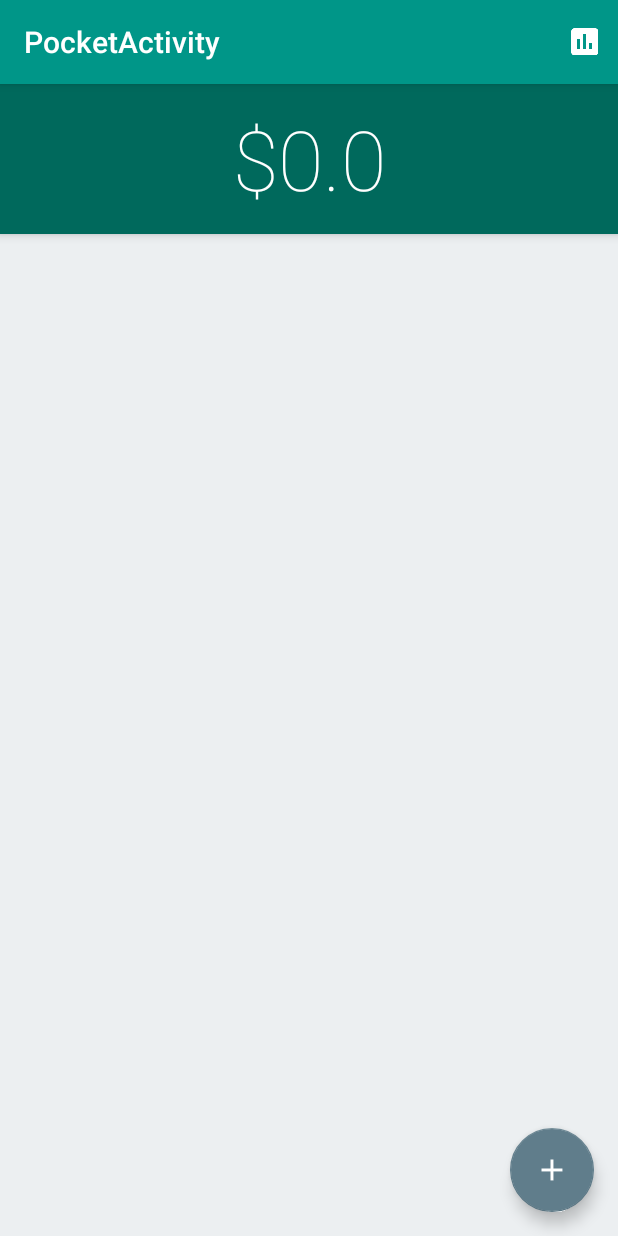
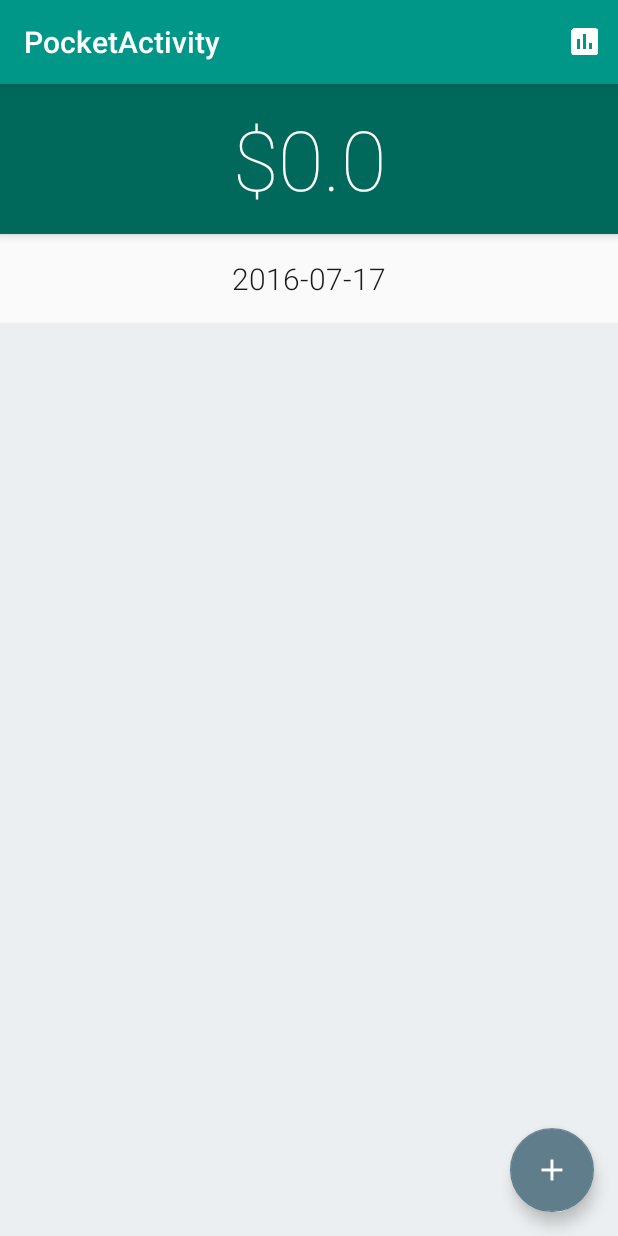
Before and after one commit to danifujii/Coute, an Android app: the PocketActivity screen opened directly, with no data from a screen before it, on a phone screen of 412 x 824 dp. Run offline under Robolectric (Android 15) with nearby library versions, the phone set to English and light mode, and no system bars; 2 statements that could not run were skipped.

Commit message:
Cambiado PocketActivity para mostrar las transacciones separadas por día.

```diff
--- a/app/build.gradle
+++ b/app/build.gradle
@@ -26,4 +26,5 @@ dependencies {
     compile 'com.android.support:design:23.4.0'
     compile 'com.android.support:cardview-v7:23.4.0'
     compile 'com.android.support:palette-v7:23.4.0'
+    compile 'com.android.support:support-v4:23.4.0'
 }
--- a/app/src/main/java/com/example/daniel/projectnutella/ExpensesActivity.java
+++ b/app/src/main/java/com/example/daniel/projectnutella/ExpensesActivity.java
@@ -70,7 +70,6 @@ public class ExpensesActivity extends AppCompatActivity {
             Log.d("UPDATE DATA",String.valueOf(c.getInt(0)));
             catsList.add(new Transaction(c.getString(0), "", 0, c.getInt(1), true));
         }
-        catsList.add(new Transaction("60","",0,1,true));
         catsList.add(new Transaction("60","",0,2,true));
         catsList.add(new Transaction("60","",0,3,true));
         catsList.add(new Transaction("60","",0,4,true));
--- a/app/src/main/java/com/example/daniel/projectnutella/PocketActivity.java
+++ b/app/src/main/java/com/example/daniel/projectnutella/PocketActivity.java
@@ -7,9 +7,13 @@ import android.graphics.PorterDuff;
 import android.os.Build;
 import android.os.Bundle;
 import android.support.design.widget.FloatingActionButton;
+import android.support.v4.app.Fragment;
+import android.support.v4.app.FragmentManager;
+import android.support.v4.app.FragmentStatePagerAdapter;
 import android.support.v4.app.NotificationCompat;
 import android.support.v4.app.TaskStackBuilder;
 import android.support.v4.content.ContextCompat;
+import android.support.v4.view.ViewPager;
 import android.support.v7.app.AlertDialog;
 import android.support.v7.app.AppCompatActivity;
 import android.support.v7.widget.LinearLayoutManager;
@@ -38,6 +42,7 @@ public class PocketActivity extends AppCompatActivity {
     private int pocketId;
     private AlertDialog dialogAddTrans;
     private RecyclerView rv;
+    private DbHelper db;
 
     @Override
     protected void onCreate(Bundle savedInstanceState) {
@@ -47,6 +52,7 @@ public class PocketActivity extends AppCompatActivity {
         Toolbar toolbar = (Toolbar) findViewById(R.id.toolbar);
         setSupportActionBar(toolbar);
 
+        //Setup FAB
         FloatingActionButton fab = (FloatingActionButton) findViewById(R.id.pocket_fab);
         if (fab != null)
             fab.setOnClickListener(new View.OnClickListener() {
@@ -56,27 +62,19 @@ public class PocketActivity extends AppCompatActivity {
                 }
             });
 
+        //Get Intent data
         Bundle extras = getIntent().getExtras();
         setTitle(extras.getString("TITLE"));
         pocketId = extras.getInt("ID");
 
-        DbHelper db = new DbHelper(this);
-        Cursor cursor = db.getTransactions(pocketId);
-        List<Transaction> transactions = new ArrayList<>();
-        while (cursor.moveToNext()){
-            transactions.add(new Transaction(cursor.getString(1),cursor.getString(3),
-                    cursor.getInt(4),cursor.getInt(5),cursor.getInt(2)>0));
-        }
+        db = new DbHelper(this);
+        //Get all transactions for setting the balance
+        setBalance();
 
-        rv = (RecyclerView) findViewById(R.id.history_recycler_view);
-        rv.setHasFixedSize(true);
-        LinearLayoutManager llm = new LinearLayoutManager(this);
-        llm.setOrientation(LinearLayoutManager.VERTICAL);
-        rv.setLayoutManager(llm);
-        rv.setAdapter(new TransactionAdapter(transactions,this));
+        //Setup the ViewPager
+        updateViewPager();
 
-        setBalance(transactions);
-
+        //Setup Expenses graphic button
         ImageButton catsDetailButton = (ImageButton)findViewById(R.id.cats_detail_button);
         if (catsDetailButton != null)
             catsDetailButton.setOnClickListener(new View.OnClickListener() {
@@ -97,12 +95,13 @@ public class PocketActivity extends AppCompatActivity {
             });
     }
 
-    public void setBalance(List<Transaction> transactions){
+    public void setBalance(){
+        Cursor cursor = db.getTransactions(pocketId);
         double net = 0.0;
-        for(Transaction t: transactions){
-            if (t.getIsIncome())
-                net = net + Double.valueOf(t.getAmount());
-            else net = net - Double.valueOf(t.getAmount());
+        while (cursor.moveToNext()){
+            if (cursor.getInt(2)>0)
+                net = net + Double.valueOf(cursor.getString(1));
+            else net = net - Double.valueOf(cursor.getString(1));
         }
         TextView balanceTV = (TextView)findViewById(R.id.amountTextView);
         if (balanceTV != null)
@@ -115,17 +114,14 @@ public class PocketActivity extends AppCompatActivity {
         builder.setPositiveButton(R.string.add_button, new DialogInterface.OnClickListener(){
             public void onClick(DialogInterface d, int id) {
                 if (dialogAddTrans != null) {
-                    SimpleDateFormat dateFormat = new SimpleDateFormat("yyyy-MM-dd HH:mm:ss");
-                    Date date = new Date();
-                    String fecha = dateFormat.format(date);
-                    DbHelper db = new DbHelper(PocketActivity.this);
+                    String fecha = getCurrenDate(true);
                     int nroCat = ((LinearLayout) dialogAddTrans.findViewById(R.id.layoutAmounts)).getChildCount();
                     int cat = catSelected(nroCat);
                     if ( cat != -1 && !(((EditText) dialogAddTrans.findViewById(R.id.amountET)).getText().toString().isEmpty())){
                         Transaction newT = new Transaction(((EditText) dialogAddTrans.findViewById(R.id.amountET)).getText().toString()
                                 ,fecha,pocketId,cat+1,isIncome());
                         db.insertTransaction(newT);
-                        updateRVAdapter();
+                        updateViewPager();
                     }
                     else {
                         Toast toast = Toast.makeText(PocketActivity.this,
@@ -164,19 +160,16 @@ public class PocketActivity extends AppCompatActivity {
         return false; //Retorno falso por defecto
     }
 
-    private void updateRVAdapter()
+    private void updateViewPager()
     {
-        List transactions = new ArrayList<>();
-        DbHelper db = new DbHelper(this);
-        Cursor cursor = db.getTransactions(pocketId);
-        while (cursor.moveToNext()){
-            transactions.add(new Transaction(cursor.getString(1),cursor.getString(3),
-                    cursor.getInt(4),cursor.getInt(5),cursor.getInt(2)>0));
+        ViewPager mPager = (ViewPager)findViewById(R.id.day_pager);
+        if (mPager != null) {
+            DayTransPagerAdapter dpa = new DayTransPagerAdapter(getSupportFragmentManager());
+            dpa.setDates(db.getDates(pocketId));
+            mPager.setAdapter(dpa);
+            mPager.setCurrentItem(dpa.getCount()-1);
         }
-        cursor.close();
-        rv.setAdapter(new TransactionAdapter(transactions,this));
-
-        setBalance(transactions);
+        setBalance();
     }
 
     public void incomeClick(View v){
@@ -185,4 +178,46 @@ public class PocketActivity extends AppCompatActivity {
             v.setSelected(true);
         }
     }
+
+    public String getCurrenDate(boolean withTime){
+        SimpleDateFormat dateFormat;
+        if (withTime)
+            dateFormat = new SimpleDateFormat("yyyy-MM-dd HH:mm:ss");
+        else dateFormat = new SimpleDateFormat("yyyy-MM-dd");
+        Date date = new Date();
+        return dateFormat.format(date);
+    }
+    private class DayTransPagerAdapter extends FragmentStatePagerAdapter{
+        private Cursor dates;
+
+        public DayTransPagerAdapter(FragmentManager fm){ super (fm); }
+
+        public void setDates(Cursor c) { dates = c; }
+
+        @Override
+        public Fragment getItem(int position) {
+            TransFragment tf = new TransFragment();
+            if (dates.moveToPosition(position)) {
+                String date = dates.getString(0);
+                DbHelper db = new DbHelper(PocketActivity.this);
+                Cursor c = db.getTransactions(pocketId,date);
+                List<Transaction> transactions = new ArrayList<>();
+                while (c.moveToNext()) {
+                    transactions.add(new Transaction(c.getString(1), c.getString(3),
+                            c.getInt(4), c.getInt(5), c.getInt(2) > 0));
+                }
+                tf.setDate(date,transactions);
+            }
+            else
+                tf.setDate(getCurrenDate(false),new ArrayList<Transaction>());
+            return tf;
+        }
+
+        @Override
+        public int getCount() {
+            if (dates.getCount() > 0)
+                return dates.getCount();
+            else return 1;
+        }
+    }
 }
--- /dev/null
+++ b/app/src/main/java/com/example/daniel/projectnutella/TransFragment.java
@@ -0,0 +1,87 @@
+package com.example.daniel.projectnutella;
+
+import android.content.Context;
+import android.net.Uri;
+import android.os.Bundle;
+import android.support.v4.app.Fragment;
+import android.support.v7.widget.LinearLayoutManager;
+import android.support.v7.widget.RecyclerView;
+import android.util.Log;
+import android.view.LayoutInflater;
+import android.view.View;
+import android.view.ViewGroup;
+import android.widget.TextView;
+
+import com.example.daniel.projectnutella.adapter.TransactionAdapter;
+import com.example.daniel.projectnutella.data.Transaction;
+
+import java.util.List;
+
+
+public class TransFragment extends Fragment {
+    private String date;
+    private List<Transaction> trans;
+    private OnFragmentInteractionListener mListener;
+
+    public TransFragment() {
+        // Required empty public constructor
+    }
+
+    public void setDate(String date, List<Transaction> transactions){
+        this.date = date;
+        this.trans = transactions;
+    }
+
+    @Override
+    public void onCreate(Bundle savedInstanceState) {
+        super.onCreate(savedInstanceState);
+    }
+
+    @Override
+    public View onCreateView(LayoutInflater inflater, ViewGroup container,
+                             Bundle savedInstanceState) {
+        // Inflate the layout for this fragment
+        View v = inflater.inflate(R.layout.fragment_trans, container, false);
+        ((TextView)v.findViewById(R.id.day_text_view)).setText(date);
+        RecyclerView rv = (RecyclerView)v.findViewById(R.id.history_recycler_view);
+        rv.setHasFixedSize(true);
+        LinearLayoutManager llm = new LinearLayoutManager(getActivity());
+        llm.setOrientation(LinearLayoutManager.VERTICAL);
+        rv.setLayoutManager(llm);
+        rv.setAdapter(new TransactionAdapter(trans,getActivity()));
+
+        return v;
+    }
+
+    @Override
+    public void onAttach(Context context) {
+        super.onAttach(context);
+        //if (context instanceof OnFragmentInteractionListener) {
+          //  mListener = (OnFragmentInteractionListener) context;
+        //} else {
+          //  throw new RuntimeException(context.toString()
+            //        + " must implement OnFragmentInteractionListener");
+        //}
+    }
+
+    @Override
+    public void onDetach() {
+        super.onDetach();
+        mListener = null;
+    }
+
+    /**
+     * This interface must be implemented by activities that contain this
+     * fragment to allow an interaction in this fragment to be communicated
+     * to the activity and potentially other fragments contained in that
+     * activity.
+     * <p/>
+     * See the Android Training lesson <a href=
+     * "http://developer.android.com/training/basics/fragments/communicating.html"
+     * >Communicating with Other Fragments</a> for more information.
+     */
+    public interface OnFragmentInteractionListener {
+        // TODO: Update argument type and name
+        void onFragmentInteraction(Uri uri);
+    }
+}
--- a/app/src/main/java/com/example/daniel/projectnutella/data/DbHelper.java
+++ b/app/src/main/java/com/example/daniel/projectnutella/data/DbHelper.java
@@ -137,14 +137,18 @@ public class DbHelper extends SQLiteOpenHelper {
         else return "";
     }
 
-    public int getCategoryId(String name){
-        Cursor cursor = getWritableDatabase().rawQuery("SELECT * FROM " + Tables.TABLE_NAME_CAT
-                + " WHERE " + Tables.COLUMN_CAT_NAME + "='" + name + "'", null);
-        if (cursor.getCount()>0) {
-            cursor.moveToFirst();
-            return Integer.valueOf(cursor.getString(1));
-        }
-        else return -1;
+    public Cursor getTransactions(int pocketId, String date){
+        return getWritableDatabase().rawQuery("SELECT * FROM " + Tables.TABLE_NAME_TRANS
+                + " WHERE " + Tables.COLUMN_TRANS_FK_POCKET + "='" + String.valueOf(pocketId)
+                + "' AND date(" + Tables.COLUMN_TRANS_DATE + ")='" + date + "'", null);
+    }
+
+    public Cursor getDates(int pocketId){
+        return getWritableDatabase().rawQuery("SELECT DISTINCT date("
+                + Tables.COLUMN_TRANS_DATE + ") FROM " + Tables.TABLE_NAME_TRANS
+                + " WHERE " + Tables.COLUMN_TRANS_FK_POCKET + "='" + String.valueOf(pocketId) + "'"
+                + " ORDER BY " + Tables.COLUMN_TRANS_DATE + " ASC"
+                ,null);
     }
 
     public void deletePocket(int id){
--- a/app/src/main/res/layout/content_pocket.xml
+++ b/app/src/main/res/layout/content_pocket.xml
@@ -5,6 +5,11 @@
     android:layout_height="match_parent"
     tools:context="com.example.daniel.projectnutella.PocketActivity"
     android:paddingTop="?actionBarSize">
+
+    <LinearLayout
+        android:layout_width="match_parent"
+        android:layout_height="match_parent"
+        android:orientation="vertical">
 
         <android.support.design.widget.AppBarLayout
             android:layout_width="match_parent"
@@ -26,13 +31,13 @@
 
         </android.support.design.widget.AppBarLayout>
 
-    <android.support.v7.widget.RecyclerView
-        android:id="@+id/history_recycler_view"
+        <android.support.v4.view.ViewPager
+            android:id="@+id/day_pager"
             android:layout_width="match_parent"
-        android:layout_height="match_parent"
-        android:scrollbars="vertical"
-        android:background="@color/colorBGGray"
-        app:layout_behavior="@string/appbar_scrolling_view_behavior"
-        />
+            android:layout_height="wrap_content">
+
+        </android.support.v4.view.ViewPager>
+
+    </LinearLayout>
 
 </android.support.design.widget.CoordinatorLayout>
--- /dev/null
+++ b/app/src/main/res/layout/fragment_trans.xml
@@ -0,0 +1,31 @@
+<LinearLayout xmlns:android="http://schemas.android.com/apk/res/android"
+    xmlns:tools="http://schemas.android.com/tools"
+    android:layout_width="match_parent"
+    android:layout_height="match_parent"
+    android:orientation="vertical"
+    xmlns:app="http://schemas.android.com/apk/res-auto"
+    tools:context="com.example.daniel.projectnutella.TransFragment">
+
+    <TextView
+        android:id="@+id/day_text_view"
+        android:layout_width="match_parent"
+        android:layout_height="wrap_content"
+        android:text="20/12/2016"
+        android:textSize="20sp"
+        android:gravity="center_horizontal"
+        android:textColor="@color/colorBlack"
+        android:paddingTop="16dp"
+        android:paddingBottom="16dp"
+        android:fontFamily="sans-serif-light"
+        />
+
+    <android.support.v7.widget.RecyclerView
+        android:id="@+id/history_recycler_view"
+        android:layout_width="match_parent"
+        android:layout_height="match_parent"
+        android:scrollbars="vertical"
+        android:background="@color/colorBGGray"
+        app:layout_behavior="@string/appbar_scrolling_view_behavior"
+        />
+
+</LinearLayout>
```
Also changed, not shown: app/src/main/java/com/example/daniel/projectnutella/adapter/TransactionAdapter.java (+0 -7 lines), app/src/main/res/layout/activity_expenses.xml (+5 -5 lines), app/src/main/res/layout/transaction_layout.xml (+0 -11 lines). Lines whose indentation alone changed are shown as unchanged.
